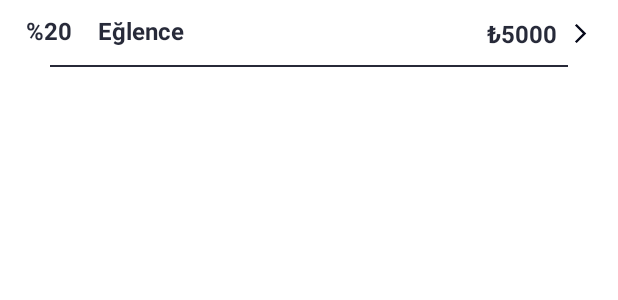
After one commit to 4KanBostan/MoneyManagement, an Android app: the layout item_report_category.xml on its own in the app's theme, with its tools: preview values and no code run, on a phone screen of 412 x 824 dp. The commit adds this screen. Shown: the top 300 px of the screen. Run offline under Robolectric (Android 15) with nearby library versions, the phone set to English and light mode, and no system bars.

Commit message:
PieChart add

```diff
--- /dev/null
+++ b/app/src/main/java/com/furkanbostan/moneymanagement/ui/fragment/model/ReportChartCategory.kt
@@ -0,0 +1,3 @@
+package com.furkanbostan.moneymanagement.ui.fragment.model
+
+data class ReportChartCategory(val rate:Int, val name:String, val amount:Int)
--- /dev/null
+++ b/app/src/main/res/drawable/arrow_forward_laci.xml
@@ -0,0 +1,5 @@
+<vector android:autoMirrored="true" android:height="24dp"
+    android:tint="#06091A" android:viewportHeight="24"
+    android:viewportWidth="24" android:width="24dp" xmlns:android="http://schemas.android.com/apk/res/android">
+    <path android:fillColor="@android:color/white" android:pathData="M6.23,20.23l1.77,1.77l10,-10l-10,-10l-1.77,1.77l8.23,8.23z"/>
+</vector>
--- /dev/null
+++ b/app/src/main/res/layout/item_report_category.xml
@@ -0,0 +1,90 @@
+<?xml version="1.0" encoding="utf-8"?>
+<androidx.cardview.widget.CardView xmlns:android="http://schemas.android.com/apk/res/android"
+    xmlns:app="http://schemas.android.com/apk/res-auto"
+    xmlns:tools="http://schemas.android.com/tools"
+    android:layout_width="match_parent"
+    android:layout_height="wrap_content"
+    android:outlineSpotShadowColor="@color/light_laci"
+    android:outlineAmbientShadowColor="@color/light_laci"
+    android:backgroundTint="@color/light_laci"
+    android:layout_margin="1dp">
+
+    <androidx.constraintlayout.widget.ConstraintLayout
+        android:layout_width="match_parent"
+        android:layout_height="wrap_content"
+        android:layout_marginVertical="5dp">
+
+        <TextView
+            android:id="@+id/rcv_category_amount"
+            android:layout_width="wrap_content"
+            android:layout_height="wrap_content"
+            android:layout_marginEnd="8dp"
+            android:text="₺5000"
+            android:textColor="@color/laci"
+            android:textSize="16sp"
+            android:textStyle="bold"
+            app:layout_constraintBottom_toBottomOf="@+id/imageButton"
+            app:layout_constraintEnd_toStartOf="@+id/imageButton"
+            app:layout_constraintTop_toTopOf="@+id/imageButton" />
+
+        <ImageView
+            android:id="@+id/imageButton"
+            android:layout_width="15dp"
+            android:layout_height="15dp"
+            android:layout_marginTop="8dp"
+            android:layout_marginEnd="16dp"
+            app:layout_constraintEnd_toEndOf="parent"
+            app:layout_constraintTop_toTopOf="parent"
+            app:srcCompat="@drawable/arrow_forward_laci" />
+
+        <TextView
+            android:id="@+id/textView31"
+            android:layout_width="wrap_content"
+            android:layout_height="wrap_content"
+            android:layout_marginStart="16dp"
+            android:text="%"
+            android:textColor="@color/laci"
+            android:textSize="16sp"
+            android:textStyle="bold"
+            app:layout_constraintBottom_toBottomOf="@+id/rcv_category_amount"
+            app:layout_constraintStart_toStartOf="parent"
+            app:layout_constraintTop_toTopOf="parent" />
+
+        <TextView
+            android:id="@+id/rate"
+            android:layout_width="wrap_content"
+            android:layout_height="wrap_content"
+            android:text="20"
+            android:textColor="@color/laci"
+            android:textSize="16sp"
+            android:textStyle="bold"
+            app:layout_constraintBottom_toBottomOf="@+id/textView31"
+            app:layout_constraintStart_toEndOf="@+id/textView31"
+            app:layout_constraintTop_toTopOf="@+id/textView31" />
+
+        <TextView
+            android:id="@+id/rcv_category_name"
+            android:layout_width="wrap_content"
+            android:layout_height="wrap_content"
+            android:layout_marginStart="17dp"
+            android:text="Eğlence"
+            android:textColor="@color/laci"
+            android:textSize="16sp"
+            android:textStyle="bold"
+            app:layout_constraintBottom_toBottomOf="@+id/rate"
+            app:layout_constraintStart_toEndOf="@+id/rate"
+            app:layout_constraintTop_toTopOf="@+id/rate" />
+
+        <View
+            android:id="@+id/view"
+            android:layout_width="match_parent"
+            android:layout_height="1dp"
+            android:layout_marginStart="32dp"
+            android:layout_marginTop="12dp"
+            android:layout_marginEnd="32dp"
+            android:background="@color/laci"
+            app:layout_constraintEnd_toEndOf="parent"
+            app:layout_constraintStart_toStartOf="parent"
+            app:layout_constraintTop_toBottomOf="@+id/rcv_category_name" />
+    </androidx.constraintlayout.widget.ConstraintLayout>
+</androidx.cardview.widget.CardView>
```
Also changed, not shown: app/src/main/java/com/furkanbostan/moneymanagement/ui/adapter/PieChartAdapter.kt (added, +30 -0 lines), app/src/main/java/com/furkanbostan/moneymanagement/ui/fragment/ReportFragment.kt (+35 -2 lines), app/src/main/res/layout/fragment_report.xml (+25 -19 lines).
